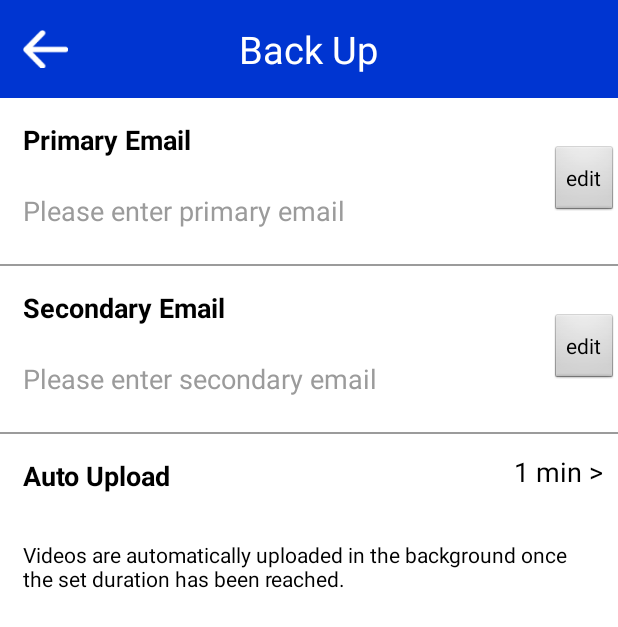
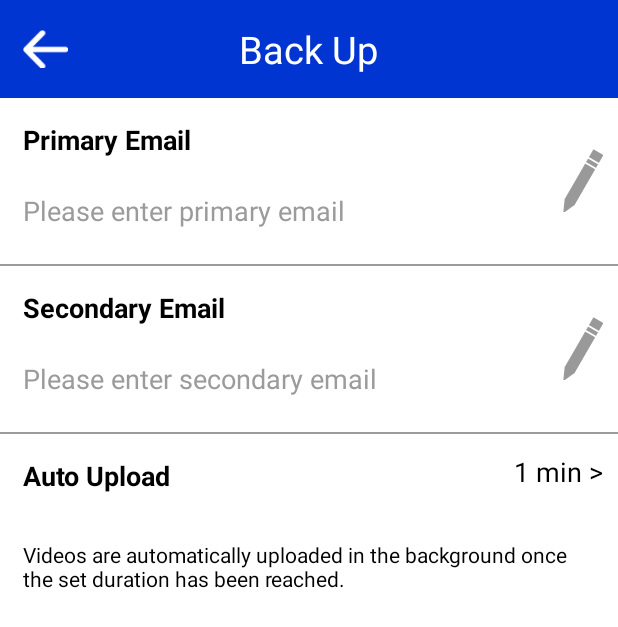
Before and after one commit to SAFETYAPP/SAFEAPP, an Android app: the BackupActivity screen opened directly, with no data from a screen before it, on a phone screen of 412 x 824 dp. Shown: the top 627 px of the screen. Run offline under Robolectric (Android 15) with nearby library versions, the phone set to English and light mode, and no system bars.

Commit message:
Add edit button on backup screen

```diff
--- a/app/src/main/java/com/viewnine/safeapp/activity/ParentActivity.java
+++ b/app/src/main/java/com/viewnine/safeapp/activity/ParentActivity.java
@@ -169,7 +169,9 @@ public abstract class ParentActivity extends Activity implements View.OnClickLis
             }
 
         }else {
-            lnVideoNumber.setVisibility(View.GONE);
+            lnVideoNumber.setVisibility(View.VISIBLE);
+            txtVideoNumber.setText(String.valueOf(videoNumbers));
+            txtVideos.setText(getString(R.string.video));
         }
     }
 
--- a/app/src/main/res/layout/back_up_view.xml
+++ b/app/src/main/res/layout/back_up_view.xml
@@ -42,7 +42,8 @@
             android:layout_height="wrap_content"
             android:layout_alignParentRight="true"
             android:layout_centerVertical="true"
-            android:text="edit" />
+            android:layout_margin="10dp"
+            android:background="@drawable/edit_button" />
     </RelativeLayout>
 
     <View
@@ -87,7 +88,8 @@
             android:layout_height="wrap_content"
             android:layout_alignParentRight="true"
             android:layout_centerVertical="true"
-            android:text="edit" />
+            android:layout_margin="10dp"
+            android:background="@drawable/edit_button" />
     </RelativeLayout>
 
     <View
```
Also changed, not shown: app/src/main/java/com/viewnine/safeapp/activity/RecordForegroundVideoActivity.java (+8 -4 lines), app/src/main/java/com/viewnine/safeapp/activity/SplashScreenActivity.java (+9 -11 lines), app/src/main/res/drawable-hdpi/edit_button.png (added), app/src/main/res/drawable-xhdpi/edit_button.png (added).
